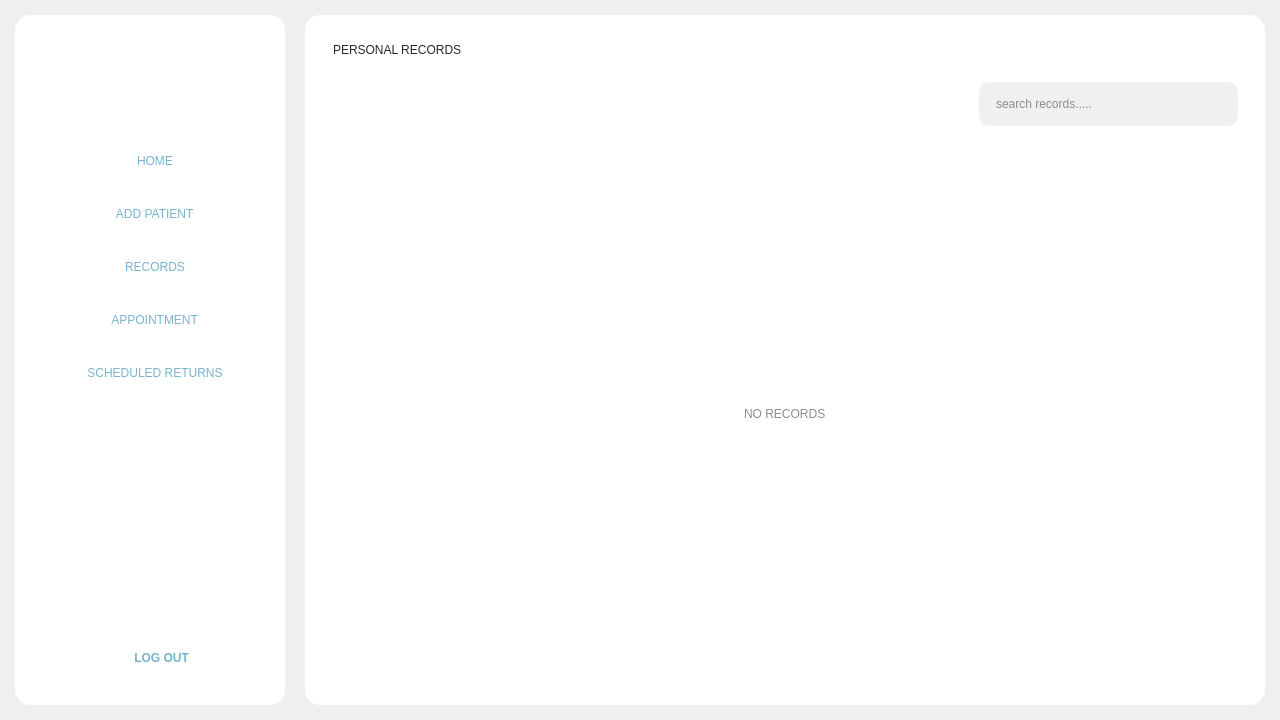
Old version of the form Frontend/Home.ui in the repository DreddVDomasian/Petmate-Desktop-Application.
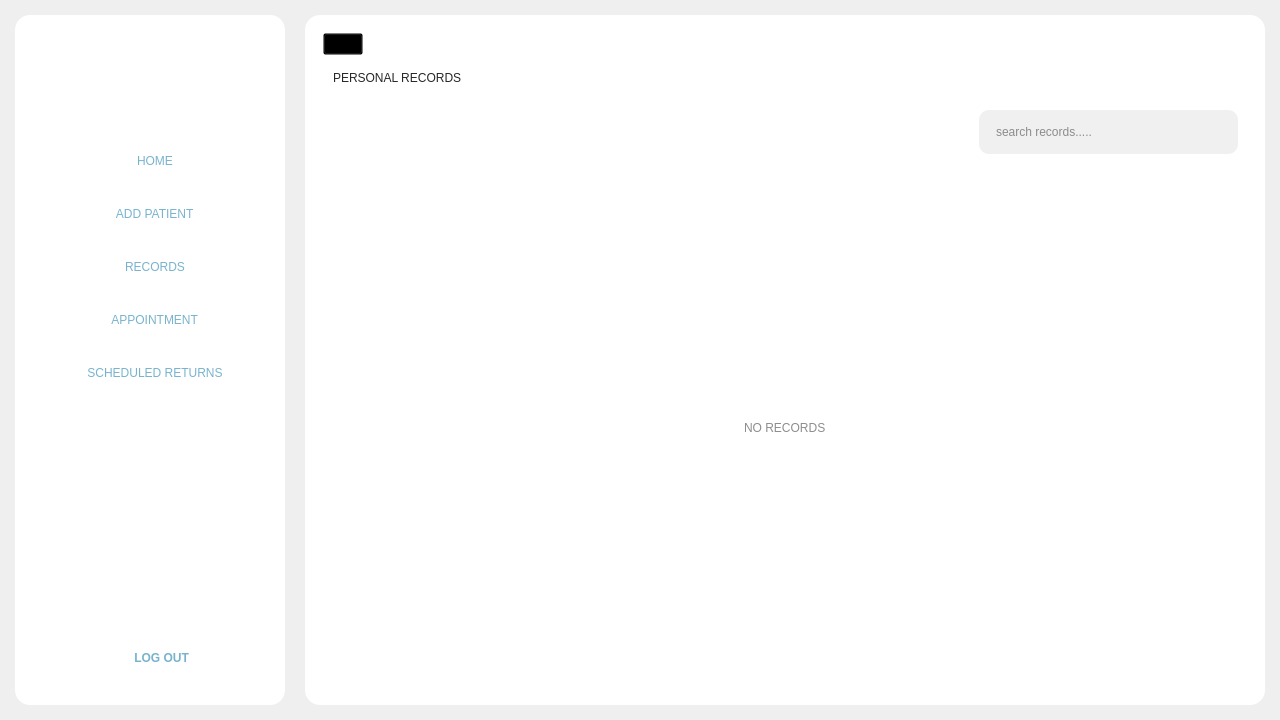
New version of the form. The open tabs and pages were chosen to show the change. Icons and pictures are not drawn.

Patch:
```diff
--- a/Frontend/Home.ui
+++ b/Frontend/Home.ui
@@ -1832,6 +1832,14 @@
            <string notr="true">background:transparent;</string>
           </property>
           <layout class="QVBoxLayout" name="verticalLayout_10">
+           <item alignment="Qt::AlignLeft">
+            <widget class="QPushButton" name="RecordsBackBtn">
+             <property name="icon">
+              <iconset resource="resource.qrc">
+               <normaloff>:/Icons/Icons/Profileback.png</normaloff>:/Icons/Icons/Profileback.png</iconset>
+             </property>
+            </widget>
+           </item>
            <item alignment="Qt::AlignTop">
             <widget class="QFrame" name="PersonalRecords">
              <property name="sizePolicy">
@@ -2049,7 +2057,7 @@
                 <x>0</x>
                 <y>0</y>
                 <width>893</width>
-                <height>500</height>
+                <height>470</height>
                </rect>
               </property>
               <property name="styleSheet">
```
Left out of the diff: 39 changed lines with no effect on the pictures.
